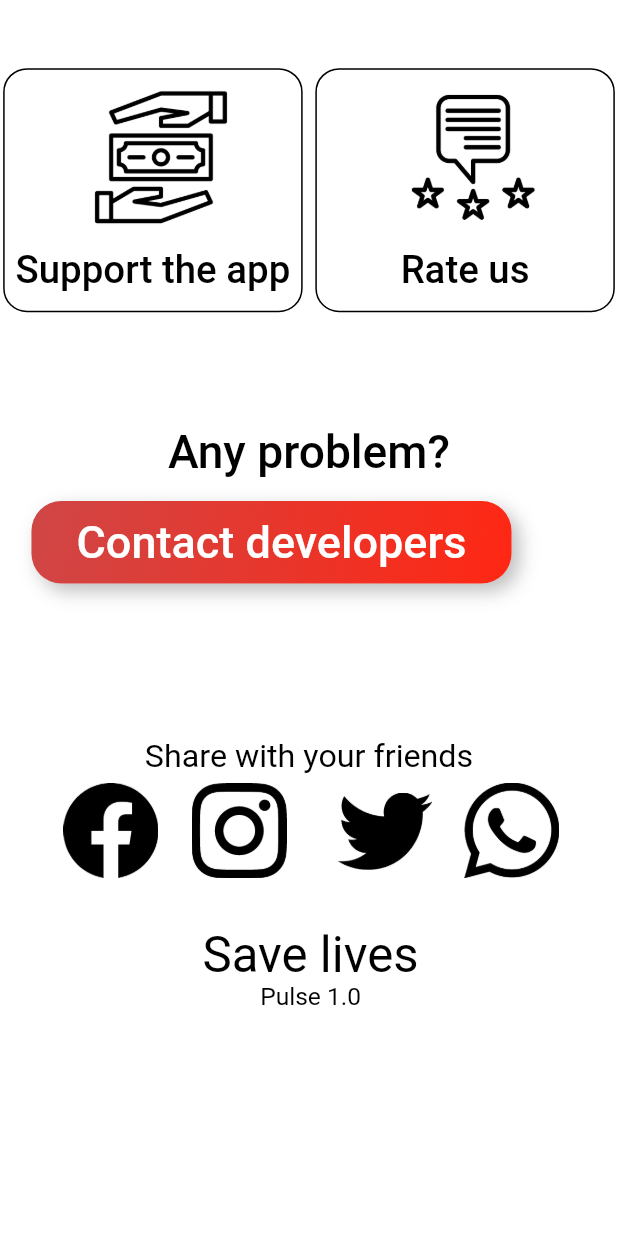
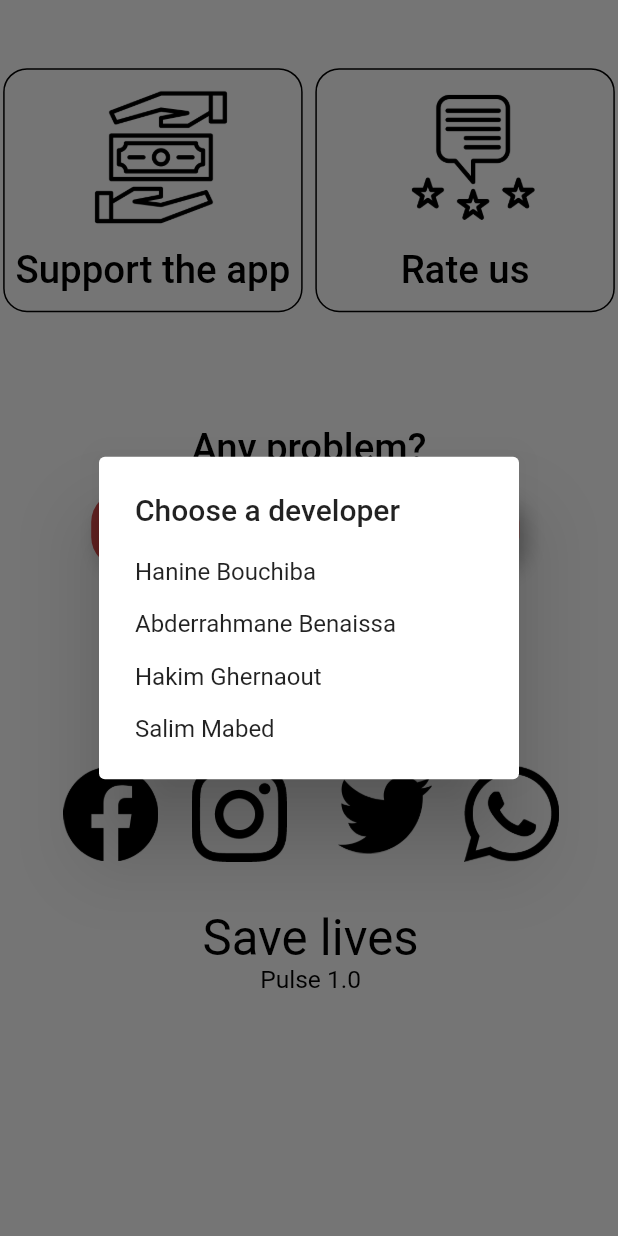
Before and after one commit to SalimMabed/Solution-challenge-2023-Pulse, a Flutter app: the More widget shown alone on an empty page, opened directly, after a tap on "Contact developers", on a phone screen of 412 x 824 dp. Run offline on Flutter 3.47's test engine with Material 2 defaults, Android fonts, the light colour scheme and no system bars; our stand-ins replace cloud_firestore, google_fonts, google_maps_flutter, table_calendar; accounts and stored records are empty.

Commit message:
i fixed the contact developper button

```diff
--- a/lib/Pages/more.dart
+++ b/lib/Pages/more.dart
@@ -220,7 +220,7 @@ class More extends StatelessWidget {
                       'Any problem?',
                       style: SafeGoogleFont(
                         'Roboto',
-                        fontSize: 30 * ffem,
+                        fontSize: 25 * ffem,
                         fontWeight: FontWeight.w500,
                         height: 1.1725 * ffem / fem,
                         color: Color(0xff000000),
@@ -228,7 +228,7 @@ class More extends StatelessWidget {
                     ),
                   ),
                   Container(
-                    margin: EdgeInsets.fromLTRB(0, 0, 50, 93),
+                    margin: EdgeInsets.fromLTRB(45, 0, 50, 93),
                     decoration: BoxDecoration(
                       color: Color(0xFFECF0F3),
                       borderRadius: BorderRadius.circular(20),
@@ -263,14 +263,48 @@ class More extends StatelessWidget {
                         color: Colors.transparent,
                         child: InkWell(
                           onTap: () {
+                            showDialog(
+                              context: context,
+                              builder: (BuildContext context) {
+                                return SimpleDialog(
+                                  title: Text('Choose a developer'),
+                                  children: [
+                                    SimpleDialogOption(
+                                      onPressed: () {
                                         launch(
                                             'https://www.linkedin.com/in/hanine-bouchiba-aab62120b');
+                                        Navigator.pop(context);
+                                      },
+                                      child: Text('Hanine Bouchiba'),
+                                    ),
+                                    SimpleDialogOption(
+                                      onPressed: () {
                                         launch(
                                             'https://www.linkedin.com/in/abderrahmanebenaissa');
+                                        Navigator.pop(context);
+                                      },
+                                      child: Text('Abderrahmane Benaissa'),
+                                    ),
+                                    SimpleDialogOption(
+                                      onPressed: () {
                                         launch(
                                             'https://www.linkedin.com/in/hakim-ghernaout-266897251');
+                                        Navigator.pop(context);
+                                      },
+                                      child: Text('Hakim Ghernaout'),
+                                    ),
+                                    SimpleDialogOption(
+                                      onPressed: () {
                                         launch(
                                             'https://www.linkedin.com/in/salim-mabed-27308a227');
+                                        Navigator.pop(context);
+                                      },
+                                      child: Text('Salim Mabed'),
+                                    ),
+                                  ],
+                                );
+                              },
+                            );
                           },
                           child: Container(
                             padding: EdgeInsets.symmetric(
@@ -279,7 +313,7 @@ class More extends StatelessWidget {
                               'Contact developers',
                               style: TextStyle(
                                 fontFamily: 'Roboto',
-                                fontSize: 30,
+                                fontSize: 26,
                                 fontWeight: FontWeight.w500,
                                 height: 1.1725,
                                 color: Colors.white,
```
Also changed, not shown: 3 other files. Lines whose indentation alone changed are shown as unchanged.
